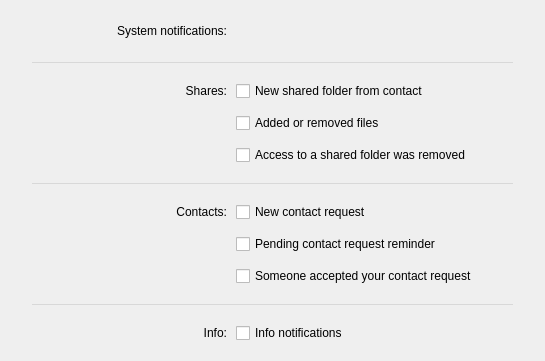
Above: src/MEGASync/gui/macx/NotificationsSettings.ui from meganz/MEGAsync before the change. Below: the same form after it.
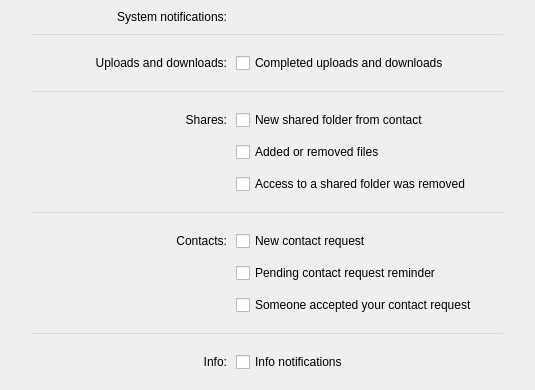
That is the form after the change. Custom widgets are drawn as their Qt base class.

Commit message: TRAN-15. New upload and download notifications

The edit to the form file:
```diff
--- a/src/MEGASync/gui/macx/NotificationsSettings.ui
+++ b/src/MEGASync/gui/macx/NotificationsSettings.ui
@@ -6,15 +6,15 @@
    <rect>
     <x>0</x>
     <y>0</y>
-    <width>545</width>
-    <height>361</height>
+    <width>535</width>
+    <height>390</height>
    </rect>
   </property>
   <property name="windowTitle">
    <string notr="true"/>
   </property>
   <property name="styleSheet">
-   <string notr="true">#wSeparatorShares, #wSeparatorContacts, #wSeparatorInfo
+   <string notr="true">#wSeparatorShares, #wSeparatorContacts, #wSeparatorInfo, #wSeparatorUploadsDownloads
 {
 background-color: rgba(0,0,0,0.1);
 }
@@ -124,6 +124,70 @@
       <property name="bottomMargin">
        <number>0</number>
       </property>
+      <item>
+       <widget class="QWidget" name="wSeparatorUploadsDownloads" native="true">
+        <property name="minimumSize">
+         <size>
+          <width>0</width>
+          <height>1</height>
+         </size>
+        </property>
+        <property name="maximumSize">
+         <size>
+          <width>16777215</width>
+          <height>1</height>
+         </size>
+        </property>
+       </widget>
+      </item>
+      <item>
+       <layout class="QGridLayout" name="glUploadsDownloads" rowstretch="0" columnminimumwidth="200,0">
+        <property name="topMargin">
+         <number>18</number>
+        </property>
+        <property name="bottomMargin">
+         <number>18</number>
+        </property>
+        <property name="horizontalSpacing">
+         <number>4</number>
+        </property>
+        <property name="verticalSpacing">
+         <number>12</number>
+        </property>
+        <item row="0" column="1">
+         <widget class="QCheckBox" name="UploadsDownloadsCheck">
+          <property name="text">
+           <string>Completed uploads and downloads</string>
+          </property>
+          <property name="NotificationType" stdset="0">
+           <UInt>8</UInt>
+          </property>
+         </widget>
+        </item>
+        <item row="0" column="0">
+         <widget class="QLabel" name="UploadsDownloadsLabel">
+          <property name="minimumSize">
+           <size>
+            <width>195</width>
+            <height>0</height>
+           </size>
+          </property>
+          <property name="maximumSize">
+           <size>
+            <width>195</width>
+            <height>16777215</height>
+           </size>
+          </property>
+          <property name="text">
+           <string>Uploads and downloads:</string>
+          </property>
+          <property name="alignment">
+           <set>Qt::AlignRight|Qt::AlignTrailing|Qt::AlignVCenter</set>
+          </property>
+         </widget>
+        </item>
+       </layout>
+      </item>
       <item>
        <widget class="QWidget" name="wSeparatorShares" native="true">
         <property name="minimumSize">
```
The commit also changes 60 other files.
